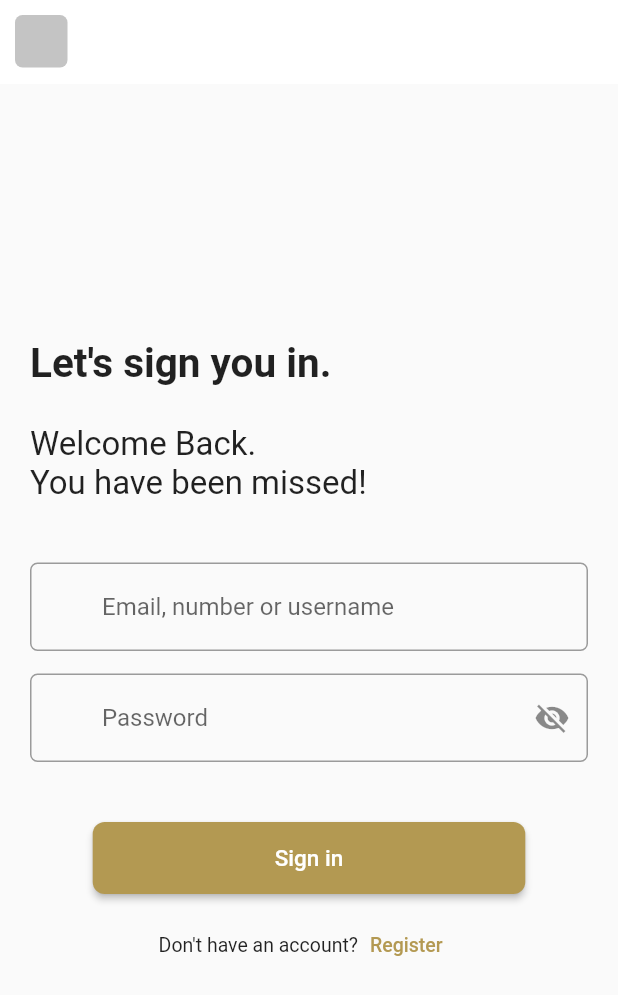
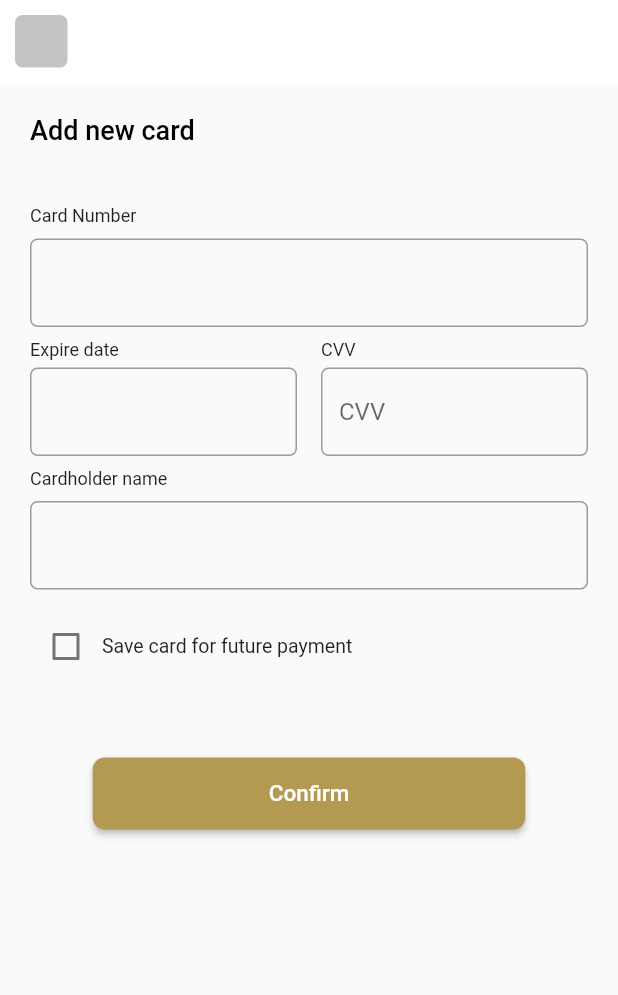
Before and after one commit to sarayasser77/facility_management_final, a Flutter app: the screen it shows after launch, on a phone screen of 412 x 824 dp. Shown: the top 995 px of the screen. Run offline on Flutter 3.47's test engine with Material 2 defaults, Android fonts, the light colour scheme and no system bars; our stand-ins replace go_router, google_fonts.

Commit message:
add pay card body

```diff
--- a/lib/core/shared_widgets/check_button.dart
+++ b/lib/core/shared_widgets/check_button.dart
@@ -4,7 +4,8 @@ import 'package:flutter/material.dart';
 import '../utilies/styles.dart';
 
 class CheckButtom extends StatefulWidget {
-  const CheckButtom({Key? key}) : super(key: key);
+  final String text;
+  const CheckButtom({Key? key, required this.text}) : super(key: key);
 
   @override
   State<CheckButtom> createState() => _CheckButtomState();
@@ -26,7 +27,7 @@ class _CheckButtomState extends State<CheckButtom> {
             }
         ),
         Text(
-          'I agree to terms and conditions',
+          widget.text,
           style: Styles.textStyle22.copyWith(fontSize: 13),
         ),
       ],
--- a/lib/core/shared_widgets/text_field.dart
+++ b/lib/core/shared_widgets/text_field.dart
@@ -5,7 +5,7 @@ Widget defaultText({
   required TextInputType type,
   Function(String)? onChange,
   FormFieldValidator? validate,
-  required String hint ,
+   String? hint ,
   IconData? prefix,
   bool isObscure = false,
   IconData? suffix,
--- a/lib/core/utilies/app_router.dart
+++ b/lib/core/utilies/app_router.dart
@@ -5,13 +5,16 @@ import 'package:facility_management/features/auth/presentation/views/verify_view
 import 'package:facility_management/features/home/presentation/views/home_view.dart';
 import 'package:go_router/go_router.dart';
 
+import '../../features/payment/presentation/views/pay_card.dart';
+import '../../features/payment/presentation/views/widgets/pay_card.dart';
+
 
 
 abstract class AppRouter{
   static final router = GoRouter(routes: [
     GoRoute(
       path: '/',
-      builder: (context , state) => const SignUpView(),
+      builder: (context , state) => const PayCardView(),
     ),
     GoRoute(
       path: '/registerView',
--- a/lib/features/auth/presentation/views/verify_view.dart
+++ b/lib/features/auth/presentation/views/verify_view.dart
@@ -1,5 +1,5 @@
 import 'package:facility_management/core/shared_widgets/button_appbar.dart';
-import 'package:facility_management/features/auth/presentation/views/widgets/verify_cody.dart';
+import 'package:facility_management/features/auth/presentation/views/widgets/verify_body.dart';
 import 'package:flutter/material.dart';
 
 class VerifyView extends StatelessWidget {
--- a/lib/features/auth/presentation/views/widgets/register_body.dart
+++ b/lib/features/auth/presentation/views/widgets/register_body.dart
@@ -89,7 +89,9 @@ class _RegisterBodyState extends State<RegisterBody> {
                 const SizedBox(
                   height: 20.0,
                 ),
-                CheckButtom(),
+                CheckButtom(
+                  text: 'I agree to terms and conditions',
+                ),
                 SizedBox(
                   height: 15,
                 ),
--- /dev/null
+++ b/lib/features/payment/presentation/views/pay_card.dart
@@ -0,0 +1,17 @@
+import 'package:facility_management/core/shared_widgets/button_appbar.dart';
+import 'package:facility_management/features/payment/presentation/views/widgets/pay_card.dart';
+import 'package:flutter/material.dart';
+
+class PayCardView extends StatelessWidget {
+  const PayCardView({Key? key}) : super(key: key);
+
+  @override
+  Widget build(BuildContext context) {
+    return SafeArea(
+      child: Scaffold(
+        appBar: AppBarButtom(),
+        body: PayCard(),
+      ),
+    );
+  }
+}
--- /dev/null
+++ b/lib/features/payment/presentation/views/widgets/pay_card.dart
@@ -0,0 +1,111 @@
+import 'package:facility_management/constants.dart';
+import 'package:facility_management/core/shared_widgets/custom_buttom.dart';
+import 'package:facility_management/core/shared_widgets/text_field.dart';
+import 'package:facility_management/core/utilies/styles.dart';
+import 'package:flutter/material.dart';
+
+import '../../../../../core/shared_widgets/check_button.dart';
+
+class PayCard extends StatefulWidget {
+  const PayCard({Key? key}) : super(key: key);
+
+  @override
+  State<PayCard> createState() => _PayCardState();
+}
+
+class _PayCardState extends State<PayCard> {
+  @override
+  Widget build(BuildContext context) {
+    return Padding(
+      padding: const EdgeInsets.all(20.0),
+      child: Column(
+        crossAxisAlignment: CrossAxisAlignment.start,
+        children: [
+          Text(
+              'Add new card',
+            style: Styles.textStyle15.copyWith(fontSize: 18 , color: Colors.black),
+          ),
+          SizedBox(height: 40,),
+          Text(
+            'Card Number',
+            style: Styles.textStyle22.copyWith(fontSize: 12),
+          ),
+          SizedBox(height: 8,),
+          defaultText(
+              type: TextInputType.text,
+          ),
+          SizedBox(height: 8,),
+          Row(
+            children: [
+              Expanded(
+                child: Column(
+                  crossAxisAlignment: CrossAxisAlignment.start,
+                  children: [
+                    Text(
+                      'Expire date',
+                      style: Styles.textStyle22.copyWith(fontSize: 12),
+                    ),
+                    SizedBox(height: 5,),
+                    SizedBox(
+                      width: 250,
+                      child: TextField(
+                        decoration:  InputDecoration(
+                          border:  OutlineInputBorder(
+                            borderRadius: BorderRadius.circular(5),
+                          ),
+                        ),
+                      ),
+                    ),
+                  ],
+                ),
+              ),
+              const SizedBox(width: 16),
+              Expanded(
+                child: Column(
+                  crossAxisAlignment: CrossAxisAlignment.start,
+                  children: [
+                    Text(
+                      'CVV',
+                      style: Styles.textStyle22.copyWith(fontSize: 12),
+                    ),
+                    SizedBox(height: 5,),
+                    SizedBox(
+                      width: 250,
+                      child: TextField(
+                        decoration:  InputDecoration(
+                          border:  OutlineInputBorder(
+                            borderRadius: BorderRadius.circular(5),
+                          ),
+                          hintText: 'CVV',
+                        ),
+                      ),
+                    ),
+                  ],
+                ),
+              ),
+            ],
+          ),
+          const SizedBox(height: 8,),
+          Text(
+              'Cardholder name',
+            style: Styles.textStyle22.copyWith(fontSize: 12),
+          ),
+          SizedBox(height: 8,),
+          defaultText(
+            type: TextInputType.text,
+          ),
+          SizedBox(height: 14,),
+          CheckButtom(
+            text: 'Save card for future payment',
+          ),
+        SizedBox(height: 50,),
+          CustomButton(
+              backgroundColor: kPrimaryColor,
+              text: 'Confirm',
+              func: (){}
+          ),
+        ],
+      ),
+    );
+  }
+}
```
Also changed, not shown: lib/features/auth/presentation/views/widgets/verify_body.dart (renamed from lib/features/auth/presentation/views/widgets/verify_cody.dart), lib/features/home/presentation/views/widgets/home_body.dart (added), lib/features/payment/presentation/views/pay_view.dart (added), lib/features/payment/presentation/views/widgets/pay_body.dart (added).
